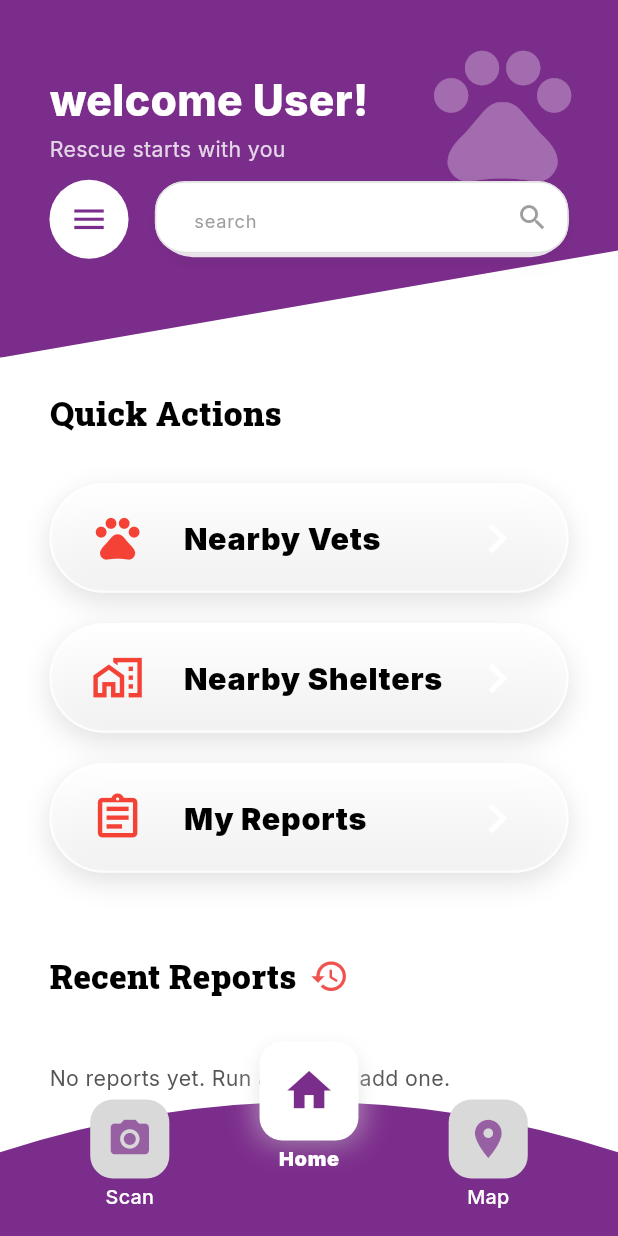
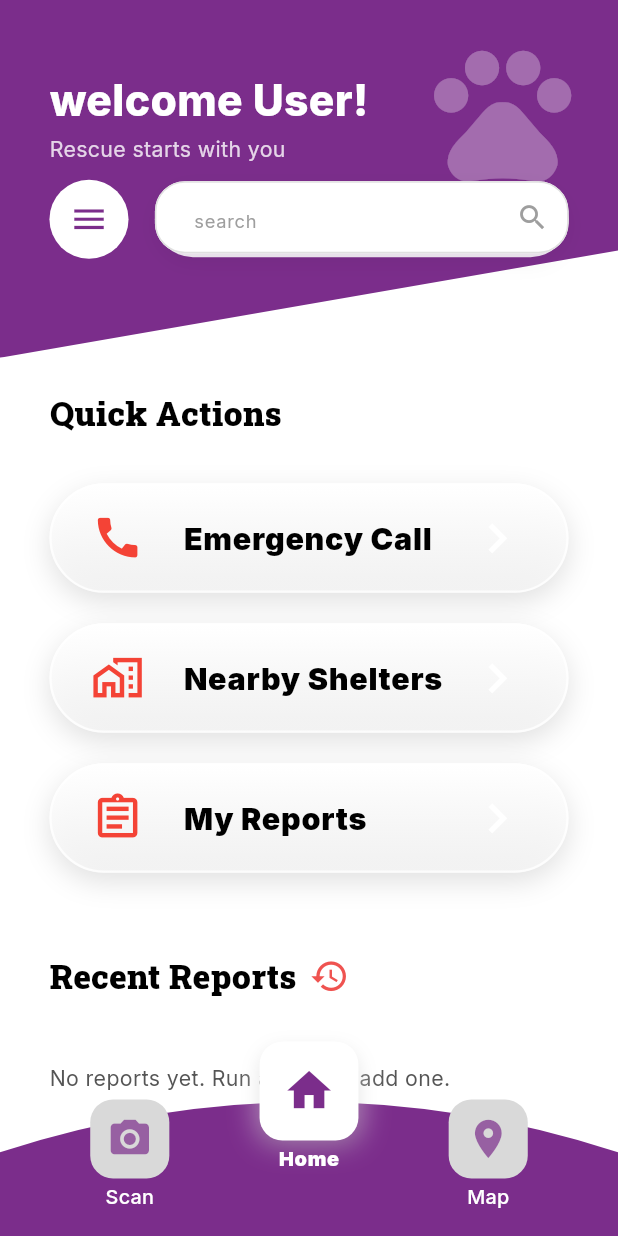
Before and after one commit to nourrashraff777-byte/holt_dog-main, a Flutter app: the UserHomeScreen screen opened by its route, on a phone screen of 412 x 824 dp. Run offline on Flutter 3.47's test engine with Material 3 defaults, Android fonts, the phone set to English and light mode, and no system bars; our stand-ins replace cached_network_image, cloud_firestore, dio, equatable, firebase_auth, firebase_core and 11 more; accounts and stored records are empty; statements that could not run were skipped.

Commit message:
make the emegancy call

```diff
--- a/holt_dog-main/lib/features/user_side/user_home/screens/user_home_screen.dart
+++ b/holt_dog-main/lib/features/user_side/user_home/screens/user_home_screen.dart
@@ -85,8 +85,8 @@ class _HomeBody extends StatelessWidget {
                 ),
                 SizedBox(height: 30.h),
                 QuickActionCard(
-                  title: 'Nearby Vets',
-                  icon: Icons.pets,
+                  title: 'Emergency Call',
+                  icon: Icons.call,
                   onTap: () {
                     Navigator.push(
                       context,
@@ -198,10 +198,10 @@ class _RecentReportsList extends StatelessWidget {
 
         // Sort newest first in Dart so we don't need a composite index.
         docs.sort((a, b) {
-          final ta = (a.data() as Map<String, dynamic>)['timestamp']
-              as Timestamp?;
-          final tb = (b.data() as Map<String, dynamic>)['timestamp']
-              as Timestamp?;
+          final ta =
+              (a.data() as Map<String, dynamic>)['timestamp'] as Timestamp?;
+          final tb =
+              (b.data() as Map<String, dynamic>)['timestamp'] as Timestamp?;
           if (ta == null && tb == null) return 0;
           if (ta == null) return 1;
           if (tb == null) return -1;
--- a/holt_dog-main/pubspec.yaml
+++ b/holt_dog-main/pubspec.yaml
@@ -58,6 +58,7 @@ dependencies:
   dio: ^5.9.0
   http: ^1.6.0
   webview_flutter: ^4.10.0
+  url_launcher: 6.2.6
 
 dev_dependencies:
   flutter_test:
```
Also changed, not shown: holt_dog-main/lib/features/user_side/user_home/screens/vets_screen.dart (+18 -6 lines), holt_dog-main/pubspec.lock, 9 other files.
